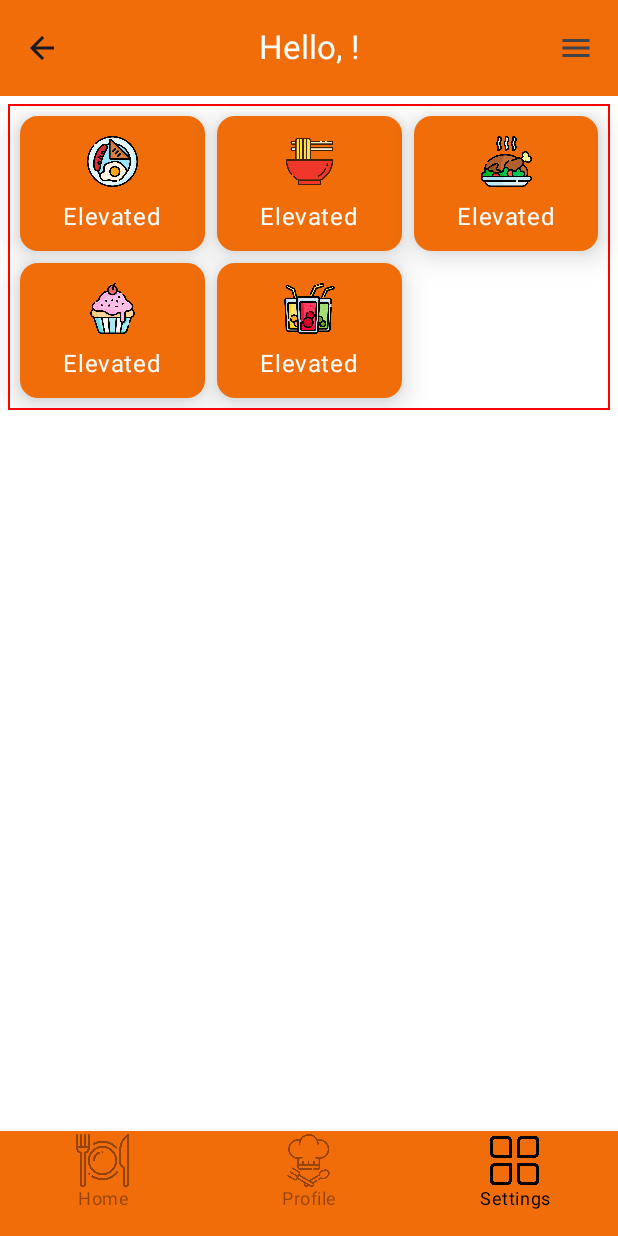
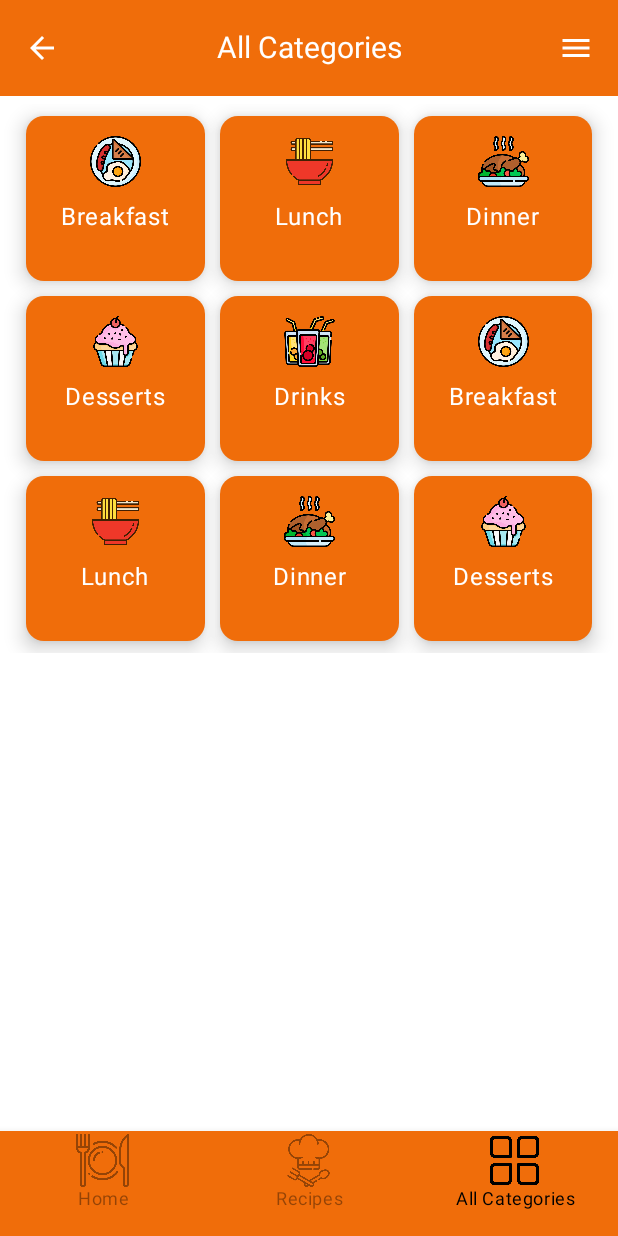
Before and after one commit to SamreenAsif/KitchenKravings, an Android app built with Jetpack Compose: the MainScreen screen opened through its navigation route, item 3 of the bottom bar chosen, on a phone screen of 412 x 824 dp. Run offline under Robolectric (Android 15) with nearby library versions, the phone set to English and light mode, and no system bars; our stand-ins replace Dagger/Hilt's generated code.

```diff
--- a/app/src/main/java/com/example/recipebook/BottomBarScreen.kt
+++ b/app/src/main/java/com/example/recipebook/BottomBarScreen.kt
@@ -23,15 +23,15 @@ sealed class BottomBarScreen(
     )
 
     object Profile : BottomBarScreen(
-        route = "profile",
-        title = "Profile",
+        route = "recipes",
+        title = "Recipes",
         icon = R.drawable.chef1,
 
     )
 
     object Settings : BottomBarScreen(
-        route = "settings",
-        title = "Settings",
+        route = "categories",
+        title = "All Categories",
         icon = R.drawable.allcategory,
 
     )
--- a/app/src/main/java/com/example/recipebook/Cateogry.kt
+++ b/app/src/main/java/com/example/recipebook/Cateogry.kt
@@ -3,9 +3,11 @@ package com.example.recipebook
 import androidx.compose.foundation.Image
 import androidx.compose.foundation.border
 import androidx.compose.foundation.layout.Arrangement
+import androidx.compose.foundation.layout.Box
 import androidx.compose.foundation.layout.Column
 import androidx.compose.foundation.layout.PaddingValues
 import androidx.compose.foundation.layout.fillMaxWidth
+import androidx.compose.foundation.layout.height
 import androidx.compose.foundation.layout.padding
 import androidx.compose.foundation.layout.size
 import androidx.compose.foundation.lazy.grid.GridCells
@@ -19,44 +21,52 @@ import androidx.compose.ui.Alignment
 import androidx.compose.ui.Modifier
 import androidx.compose.ui.graphics.Color
 import androidx.compose.ui.res.painterResource
+import androidx.compose.ui.unit.Dp
 import androidx.compose.ui.unit.dp
+import com.example.recipebook.data.ItemCategory
 
 
 @Composable
-fun CategoryButton (images: List<Int> ){
+fun CategoryButton (images: List<ItemCategory> , numColumns: Int? = null, maxHeight: Dp? = Dp.Unspecified ){
     Column(
         modifier = Modifier
             .padding(5.dp)
-//            .fillMaxWidth()
-//            .height(200.dp)
-            .border(1.dp, Color.Red)
+//            .border(1.dp, Color.Red)
         ,
 
         verticalArrangement = Arrangement.spacedBy(50.dp),
         horizontalAlignment = Alignment.CenterHorizontally,
     ){
-
-        LazyVerticalGrid(
-            columns = GridCells.Adaptive(minSize = 100.dp) ,
-            contentPadding = PaddingValues(horizontal = 8.dp, vertical = 8.dp),
-            verticalArrangement = Arrangement.spacedBy(8.dp),
-            horizontalArrangement = Arrangement.spacedBy(8.dp)
-        ) {
-            items(images) {category ->
-                ElevatedButtonExample(category)
+        maxHeight?.let {
+                Modifier
+                    .fillMaxWidth()
+                    .height(it)
+            }?.let {
+            Box(
+                modifier = it // Set the provided maxHeight or the default value
+            ) {
+                LazyVerticalGrid(
+                    columns = GridCells.Adaptive(minSize = 110.dp),
+                    contentPadding = PaddingValues(horizontal = 12.dp, vertical = 8.dp),
+                    verticalArrangement = Arrangement.spacedBy(10.dp),
+                    horizontalArrangement = Arrangement.spacedBy(10.dp)
+                ) {
+                    items(images) { category ->
+                        ElevatedButtonExample(category)
+                    }
+                }
             }
         }
-
     }
 }
 @Composable
-fun ElevatedButtonExample(img: Int) {
+fun ElevatedButtonExample(items: ItemCategory) {
     ElevatedCard(
         elevation = CardDefaults.cardElevation(
-            defaultElevation = 12.dp
+            defaultElevation = 8.dp
         ),
         modifier = Modifier
-            .size(width = 180.dp, height = 90.dp),
+            .size(width = 150.dp, height = 110.dp),
 
         colors = CardDefaults.cardColors(
             containerColor = Color(android.graphics.Color.parseColor("#f06d0a")), //Card background color
@@ -74,7 +84,7 @@ fun ElevatedButtonExample(img: Int) {
 
             // Create icon using the img variable passed to it
             Image(
-                painter = painterResource(id = img),
+                painter = painterResource(id = items.imgResId),
                 contentDescription = null, // provide a content description if needed
                 modifier = Modifier
                     .size(50.dp) // Adjust size as needed
@@ -82,7 +92,7 @@ fun ElevatedButtonExample(img: Int) {
             )
 
             // Other components can be added here, and they will be arranged vertically
-            Text("Elevated")
+            Text(items.title)
         }
     }
 }
--- a/app/src/main/java/com/example/recipebook/HomeScreen.kt
+++ b/app/src/main/java/com/example/recipebook/HomeScreen.kt
@@ -2,18 +2,44 @@ package com.example.recipebook
 
 import androidx.compose.foundation.layout.Box
 import androidx.compose.foundation.layout.height
+import androidx.compose.foundation.lazy.LazyColumn
+import androidx.compose.material.Surface
 import androidx.compose.material3.ExperimentalMaterial3Api
 import androidx.compose.runtime.Composable
 import androidx.compose.ui.Alignment
 import androidx.compose.ui.Modifier
 import androidx.compose.ui.tooling.preview.Preview
 import androidx.compose.ui.unit.dp
+import com.example.recipebook.data.ItemCategory
+import com.example.recipebook.data.recipecard
 
 
 @Composable
 fun HomeScreen() {
-    searchBox()
+    LazyColumn {
+        item {
+            searchBox()
+        }
+
+        item {
+            Surface(){
+                MainRecipeCard(data = highlightRecipe)
+            }
+
+        }
+
+        item{
+            displayRecipeGrid()
+        }
+        item{
+
+            CategoryButton(recipeItems , 3 ,400.dp)
+        }
+
+        // Add more items as needed
+    }
 }
+
 
 @OptIn(ExperimentalMaterial3Api::class)
 @Composable
@@ -25,7 +51,65 @@ fun searchBox(){
         SearchBarM3()
     }
 }
+// component 2 ---------------------------
+val highlightRecipe : recipecard =
+    recipecard(
+        id = 1,
+        img = R.drawable.recipe1, // Replace with your actual drawable resource ID
+        name = "Spaghetti Bolognese",
+        desc = "Classic Italian pasta dish with rich tomato sauce and ground beef."
+    )
 
+val recipeList: List<recipecard> = listOf(
+    recipecard(
+        id = 1,
+        img = R.drawable.recipe1, // Replace with your actual drawable resource ID
+        name = "Spaghetti Bolognese",
+        desc = "Classic Italian pasta dish with rich tomato sauce and ground beef."
+    ),
+    recipecard(
+        id = 1,
+        img = R.drawable.recipe1, // Replace with your actual drawable resource ID
+        name = "Spaghetti Bolognese",
+        desc = "Classic Italian pasta dish with rich tomato sauce and ground beef."
+    ),
+    recipecard(
+        id = 1,
+        img = R.drawable.recipe1, // Replace with your actual drawable resource ID
+        name = "Spaghetti Bolognese",
+        desc = "Classic Italian pasta dish with rich tomato sauce and ground beef."
+    ),
+    recipecard(
+        id = 1,
+        img = R.drawable.recipe1, // Replace with your actual drawable resource ID
+        name = "Spaghetti Bolognese",
+        desc = "Classic Italian pasta dish with rich tomato sauce and ground beef."
+    ),
+)
+
+@Composable
+fun displayRecipeGrid(){
+    Surface() {
+        RecipePage(recipes = recipeList , 2 , 400.dp)
+    }
+}
+//---------------------------------------Component 3
+val recipeItems = listOf(
+    ItemCategory(title = "Breakfast", imgResId = R.drawable.englishbreakfast),
+    ItemCategory(title = "Lunch", imgResId = R.drawable.lunch),
+    ItemCategory(title = "Dinner", imgResId = R.drawable.christmasdinner),
+    ItemCategory(title = "Desserts", imgResId = R.drawable.cupcake),
+    ItemCategory(title = "Drinks", imgResId = R.drawable.drink),
+    ItemCategory(title = "Breakfast", imgResId = R.drawable.englishbreakfast),
+    ItemCategory(title = "Lunch", imgResId = R.drawable.lunch),
+    ItemCategory(title = "Dinner", imgResId = R.drawable.christmasdinner),
+    ItemCategory(title = "Desserts", imgResId = R.drawable.cupcake),
+
+    // Add more items as needed
+)
+
+
+//------------------------------------
 @Composable
 @Preview
 fun HomeScreenPreview() {
--- /dev/null
+++ b/app/src/main/java/com/example/recipebook/MainRecipeCard.kt
@@ -0,0 +1,119 @@
+package com.example.recipebook
+
+
+import androidx.compose.foundation.Image
+import androidx.compose.foundation.clickable
+import androidx.compose.foundation.layout.Box
+import androidx.compose.foundation.layout.Column
+import androidx.compose.foundation.layout.Row
+import androidx.compose.foundation.layout.Spacer
+import androidx.compose.foundation.layout.fillMaxWidth
+import androidx.compose.foundation.layout.height
+import androidx.compose.foundation.layout.padding
+import androidx.compose.foundation.layout.size
+import androidx.compose.material.Card
+import androidx.compose.material.icons.Icons
+import androidx.compose.material.icons.filled.Favorite
+import androidx.compose.material.icons.filled.FavoriteBorder
+import androidx.compose.material3.Icon
+import androidx.compose.material3.MaterialTheme
+import androidx.compose.material3.Text
+import androidx.compose.runtime.Composable
+import androidx.compose.runtime.getValue
+import androidx.compose.runtime.mutableStateOf
+import androidx.compose.runtime.remember
+import androidx.compose.runtime.setValue
+import androidx.compose.ui.*
+import androidx.compose.ui.Modifier
+import androidx.compose.ui.draw.alpha
+import androidx.compose.ui.draw.clip
+import androidx.compose.ui.graphics.Color
+import androidx.compose.ui.graphics.vector.ImageVector
+import androidx.compose.ui.layout.ContentScale
+import androidx.compose.ui.res.painterResource
+import androidx.compose.ui.text.font.FontWeight
+import androidx.compose.ui.text.style.TextAlign
+import androidx.compose.ui.text.style.TextOverflow
+import androidx.compose.ui.unit.dp
+import androidx.compose.ui.unit.sp
+import com.example.recipebook.data.recipecard
+
+@Composable
+fun MainRecipeCard (data : recipecard) {
+    var isLiked by remember { mutableStateOf(false) }
+
+    Card(
+        modifier = Modifier
+            .padding(8.dp)
+            .clickable {
+                // Handle the click event
+            },
+        elevation = 4.dp,
+        backgroundColor = Color.White,
+        shape = MaterialTheme.shapes.medium
+    ) {
+        Column() {
+            Box {
+                Image(
+                    painter = painterResource(id = data.img), // Replace with your actual image resource
+                    contentDescription = null,
+                    modifier = Modifier
+                        .fillMaxWidth()
+                        .height(150.dp)
+                        .clip(shape = MaterialTheme.shapes.medium)
+                        .alpha(0.9f),
+                    contentScale = ContentScale.Crop
+                )
+
+                val icon: ImageVector = if (isLiked) Icons.Default.Favorite else Icons.Default.FavoriteBorder
+
+                Icon(
+                    imageVector = icon,
+                    contentDescription = null,
+                    tint = if (isLiked) Color.Red else Color.Black,
+                    modifier = Modifier
+                        .size(50.dp)
+                        .padding(8.dp)
+                        .align(Alignment.TopEnd)
+                        .clickable {
+                            isLiked = !isLiked
+                        }
+                )
+            }
+            Spacer(modifier = Modifier.height(8.dp))
+            Row(
+                modifier = Modifier
+                    .fillMaxWidth()
+                    .padding(8.dp)
+            ) {
+                Text(
+                    text = "${data.name}",
+                    fontWeight = FontWeight.Light,
+                    fontSize = 14.sp,
+                    color = Color.Black,
+                    overflow = TextOverflow.Ellipsis,
+                    maxLines = 1,
+                    textAlign = TextAlign.Left,
+                    modifier = Modifier.fillMaxWidth(),
+                )
+            }
+            Row(
+                modifier = Modifier
+                    .fillMaxWidth()
+                    .padding(8.dp)
+            ) {
+                Text(
+                    text = "${data.desc}",
+                    fontWeight = FontWeight.Light,
+                    fontSize = 14.sp,
+                    color = Color.Black,
+                    overflow = TextOverflow.Ellipsis,
+                    maxLines = 1,
+                    textAlign = TextAlign.Center,
+                    modifier = Modifier.fillMaxWidth(),
+                )
+            }
+        }
+
+    }
+}
--- a/app/src/main/java/com/example/recipebook/MainScreen.kt
+++ b/app/src/main/java/com/example/recipebook/MainScreen.kt
@@ -1,5 +1,7 @@
 package com.example.recipebook
 import android.annotation.SuppressLint
+import android.os.Build
+import androidx.annotation.RequiresApi
 import androidx.compose.foundation.layout.RowScope
 import androidx.compose.foundation.layout.fillMaxHeight
 import androidx.compose.foundation.layout.height
@@ -14,6 +16,7 @@ import androidx.compose.material3.ExperimentalMaterial3Api
 import androidx.compose.material3.TopAppBarDefaults
 import androidx.compose.material3.rememberTopAppBarState
 import androidx.compose.runtime.Composable
+import androidx.compose.runtime.CompositionLocalProvider
 import androidx.compose.runtime.getValue
 import androidx.compose.ui.Modifier
 import androidx.compose.ui.graphics.Color
@@ -21,6 +24,7 @@ import androidx.compose.ui.input.nestedscroll.nestedScroll
 import androidx.compose.ui.res.painterResource
 import androidx.compose.ui.text.style.TextOverflow
 import androidx.compose.ui.unit.dp
+import androidx.compose.ui.unit.sp
 import androidx.navigation.NavDestination
 import androidx.navigation.NavDestination.Companion.hierarchy
 import androidx.navigation.NavGraph.Companion.findStartDestination
@@ -28,7 +32,7 @@ import androidx.navigation.NavHostController
 import androidx.navigation.compose.currentBackStackEntryAsState
 import androidx.navigation.compose.rememberNavController
 
-
+@RequiresApi(Build.VERSION_CODES.O)
 @SuppressLint("UnusedMaterialScaffoldPaddingParameter")
 @OptIn(ExperimentalMaterial3Api::class)
 @Composable
@@ -36,34 +40,55 @@ fun MainScreen() {
     val navController = rememberNavController()
     val scrollBehavior = TopAppBarDefaults.pinnedScrollBehavior(rememberTopAppBarState())
 
+    // Observe the current destination using NavBackStackEntry
+    val navBackStackEntry by navController.currentBackStackEntryAsState()
+
+    // Get the current destination
+    val currentDestination = navBackStackEntry?.destination?.route
+
+    // Determine the title based on the current destination
+    val title = when (currentDestination) {
+        BottomBarScreen.Home.route -> "Hello,Guest!"
+        BottomBarScreen.Profile.route -> BottomBarScreen.Profile.title
+        BottomBarScreen.Settings.route -> BottomBarScreen.Settings.title
+        else -> "Hello,Guest!" // Default title
+    }
+
     Scaffold(
         modifier = Modifier.nestedScroll(scrollBehavior.nestedScrollConnection),
         topBar = {
             CenterAlignedTopAppBar(
                 colors = TopAppBarDefaults.centerAlignedTopAppBarColors(
-                    containerColor = Color(android.graphics.Color.parseColor("#f06d0a")), //Card background color
-                    titleContentColor =Color.White,
+                    containerColor = Color(android.graphics.Color.parseColor("#f06d0a")),
+                    titleContentColor = Color.White,
                 ),
                 title = {
-                    androidx.compose.material3.Text(
-                        "Hello, !",
+                    Text(
+                        text = title,
                         maxLines = 1,
-                        overflow = TextOverflow.Ellipsis
+                        overflow = TextOverflow.Ellipsis,
+                        color = Color.White,
+                        fontSize = 20.sp,
+
                     )
                 },
                 navigationIcon = {
-                    androidx.compose.material3.IconButton(onClick = { /* do something */ }) {
-                        androidx.compose.material3.Icon(
-                            imageVector = Icons.Filled.ArrowBack,
-                            contentDescription = "Localized description"
-                        )
+                    if (currentDestination != "home") {
+                        IconButton(onClick = { navController.popBackStack() }) {
+                            Icon(
+                                imageVector = Icons.Default.ArrowBack,
+                                contentDescription = "Localized description",
+                                tint =  Color.White
+                            )
+                        }
                     }
                 },
                 actions = {
-                    androidx.compose.material3.IconButton(onClick = { /* do something */ }) {
-                        androidx.compose.material3.Icon(
-                            imageVector = Icons.Filled.Menu,
-                            contentDescription = "Localized description"
+                    IconButton(onClick = { /* do something */ }) {
+                        Icon(
+                            imageVector = Icons.Default.Menu,
+                            contentDescription = "Localized description",
+                            tint =  Color.White
                         )
                     }
                 },
@@ -72,11 +97,11 @@ fun MainScreen() {
         },
         bottomBar = { BottomBar(navController = navController) }
     )
-    { innerpadding ->
-        BottomNavGraph(navController = navController, modifier = Modifier.padding(innerpadding))
+    { innerPadding ->
+        BottomNavGraph(navController = navController, modifier = Modifier.padding(innerPadding))
     }
+}
 
-}
 
 @Composable
 fun BottomBar(navController: NavHostController) {
@@ -116,15 +141,11 @@ fun RowScope.AddItem(
         selected = currentDestination?.hierarchy?.any { it.route == screen.route } == true,
         unselectedContentColor = LocalContentColor.current.copy(alpha = ContentAlpha.disabled),
         icon = {
+
             Icon(
                 painter = painterResource(id = screen.icon),
                 contentDescription = "Navigation Icon",
                 modifier = Modifier.size(35.dp),
-//                tint = if (currentDestination?.hierarchy?.any { it.route == screen.route } == true) {
-//                    Color.Black
-//                } else {
-//                    Color.Unspecified // No tint when unselected
-//                }
             )
         },
         onClick = {
@@ -133,8 +154,5 @@ fun RowScope.AddItem(
                 launchSingleTop = true
             }
         },
-//        modifier = Modifier
-//            .padding(4.dp)
-//            .fillMaxHeight()
     )
 }
--- a/app/src/main/java/com/example/recipebook/RecipePage.kt
+++ b/app/src/main/java/com/example/recipebook/RecipePage.kt
@@ -2,9 +2,12 @@ package com.example.recipebook
 
 import androidx.compose.foundation.border
 import androidx.compose.foundation.layout.Arrangement
+import androidx.compose.foundation.layout.Box
 import androidx.compose.foundation.layout.Column
 import androidx.compose.foundation.layout.PaddingValues
 import androidx.compose.foundation.layout.fillMaxSize
+import androidx.compose.foundation.layout.fillMaxWidth
+import androidx.compose.foundation.layout.height
 import androidx.compose.foundation.layout.padding
 import androidx.compose.foundation.lazy.grid.GridCells
 import androidx.compose.foundation.lazy.grid.LazyVerticalGrid
@@ -14,11 +17,46 @@ import androidx.compose.runtime.Composable
 import androidx.compose.ui.Alignment
 import androidx.compose.ui.Modifier
 import androidx.compose.ui.graphics.Color
+import androidx.compose.ui.unit.Dp
 import androidx.compose.ui.unit.dp
 import com.example.recipebook.data.recipecard
+//@Composable
+//fun RecipePage(recipes: List<recipecard>, numColumns: Int? = null) {
+//    Surface(
+//        modifier = Modifier
+//            .fillMaxSize()
+//            .padding(2.dp),
+//        color = Color.White, // Set the background color
+//        elevation = 4.dp
+//    ) {
+//
+//        Column(
+//            modifier = Modifier
+//                .padding(2.dp),
+//            verticalArrangement = Arrangement.spacedBy(30.dp),
+//            horizontalAlignment = Alignment.CenterHorizontally,
+//        ) {
+//
+//            LazyVerticalGrid(
+//                columns = if (numColumns != null) {
+//                    GridCells.Fixed(numColumns)
+//                } else {
+//                    GridCells.Adaptive(minSize = 160.dp)
+//                },
+//                contentPadding = PaddingValues(horizontal = 8.dp, vertical = 8.dp),
+//                verticalArrangement = Arrangement.spacedBy(3.dp),
+//                horizontalArrangement = Arrangement.spacedBy(0.dp)
+//            ) {
+//                items(recipes) { recipe ->
+//                    RecipeCard(data = recipe)
+//                }
+//            }
+//        }
+//    }
+//}
 
 @Composable
-fun RecipePage(recipes: List<recipecard>) {
+fun RecipePage(recipes: List<recipecard>, numColumns: Int? = null, maxHeight: Dp? = Dp.Unspecified) {
     Surface(
         modifier = Modifier
             .fillMaxSize()
@@ -26,16 +64,26 @@ fun RecipePage(recipes: List<recipecard>) {
         color = Color.White, // Set the background color
         elevation = 4.dp
     ) {
-
         Column(
             modifier = Modifier
                 .padding(2.dp),
             verticalArrangement = Arrangement.spacedBy(30.dp),
             horizontalAlignment = Alignment.CenterHorizontally,
         ) {
-
+            maxHeight?.let {
+                Modifier
+                    .fillMaxWidth()
+                    .height(it)
+            }?.let {
+                Box(
+                    modifier = it // Set the provided maxHeight or the default value
+                ) {
                     LazyVerticalGrid(
-                columns = GridCells.Adaptive(minSize = 160.dp),
+                        columns = if (numColumns != null && numColumns > 0) {
+                            GridCells.Fixed(numColumns)
+                        } else {
+                            GridCells.Adaptive(minSize = 160.dp)
+                        },
                         contentPadding = PaddingValues(horizontal = 8.dp, vertical = 8.dp),
                         verticalArrangement = Arrangement.spacedBy(3.dp),
                         horizontalArrangement = Arrangement.spacedBy(0.dp)
@@ -44,7 +92,8 @@ fun RecipePage(recipes: List<recipecard>) {
                             RecipeCard(data = recipe)
                         }
                     }
-
                 }
             }
         }
+    }
+}
--- a/app/src/main/java/com/example/recipebook/SettingScreen.kt
+++ b/app/src/main/java/com/example/recipebook/SettingScreen.kt
@@ -1,18 +1,24 @@
 package com.example.recipebook
 
 import androidx.compose.runtime.Composable
+import com.example.recipebook.data.ItemCategory
 
 
-val imageResourceIds = listOf(
-    R.drawable.englishbreakfast,
-    R.drawable.lunch,
-    R.drawable.christmasdinner,
-    R.drawable.cupcake,
-    R.drawable.drink,
-    // Add more resource IDs as needed
+val categoryItems = listOf(
+    ItemCategory(title = "Breakfast", imgResId = R.drawable.englishbreakfast),
+    ItemCategory(title = "Lunch", imgResId = R.drawable.lunch),
+    ItemCategory(title = "Dinner", imgResId = R.drawable.christmasdinner),
+    ItemCategory(title = "Desserts", imgResId = R.drawable.cupcake),
+    ItemCategory(title = "Drinks", imgResId = R.drawable.drink),
+    ItemCategory(title = "Breakfast", imgResId = R.drawable.englishbreakfast),
+    ItemCategory(title = "Lunch", imgResId = R.drawable.lunch),
+    ItemCategory(title = "Dinner", imgResId = R.drawable.christmasdinner),
+    ItemCategory(title = "Desserts", imgResId = R.drawable.cupcake),
+
+    // Add more items as needed
 )
 @Composable
 fun SettingScreen()
 {
-    CategoryButton(images = imageResourceIds)
+    CategoryButton(images = categoryItems)
 }
--- /dev/null
+++ b/app/src/main/java/com/example/recipebook/data/ItemCategory.kt
@@ -0,0 +1,5 @@
+package com.example.recipebook.data
+
+import com.example.recipebook.R
+
+data class ItemCategory(val title: String, val imgResId: Int)
```
Lines whose indentation alone changed are shown as unchanged.
